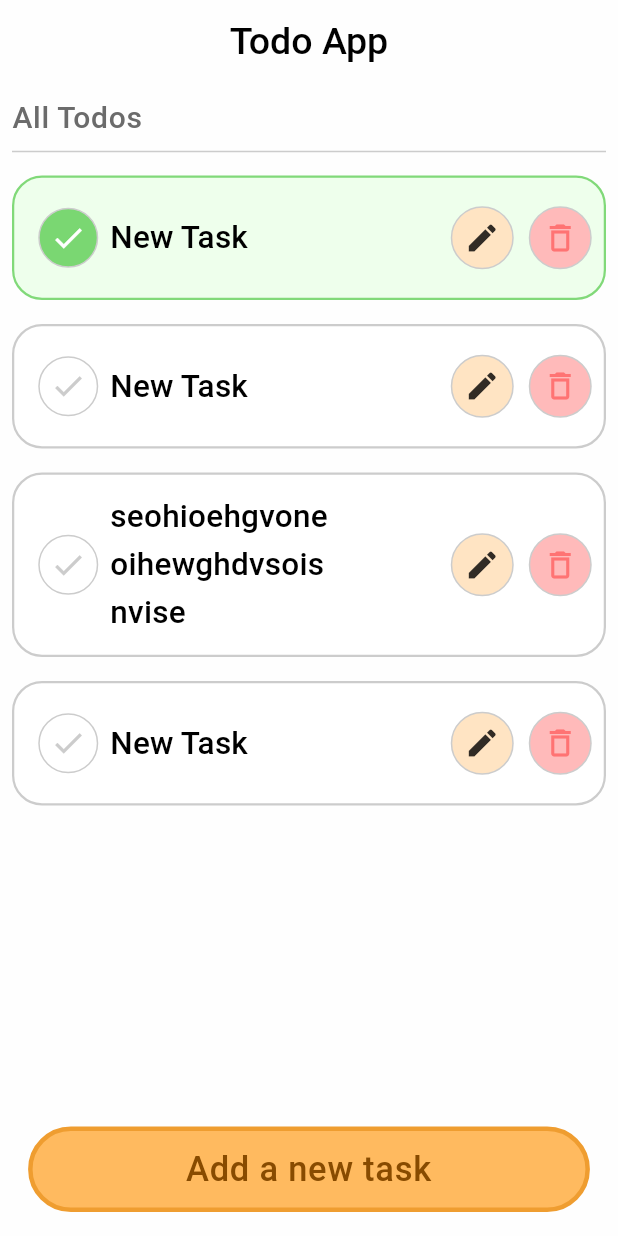
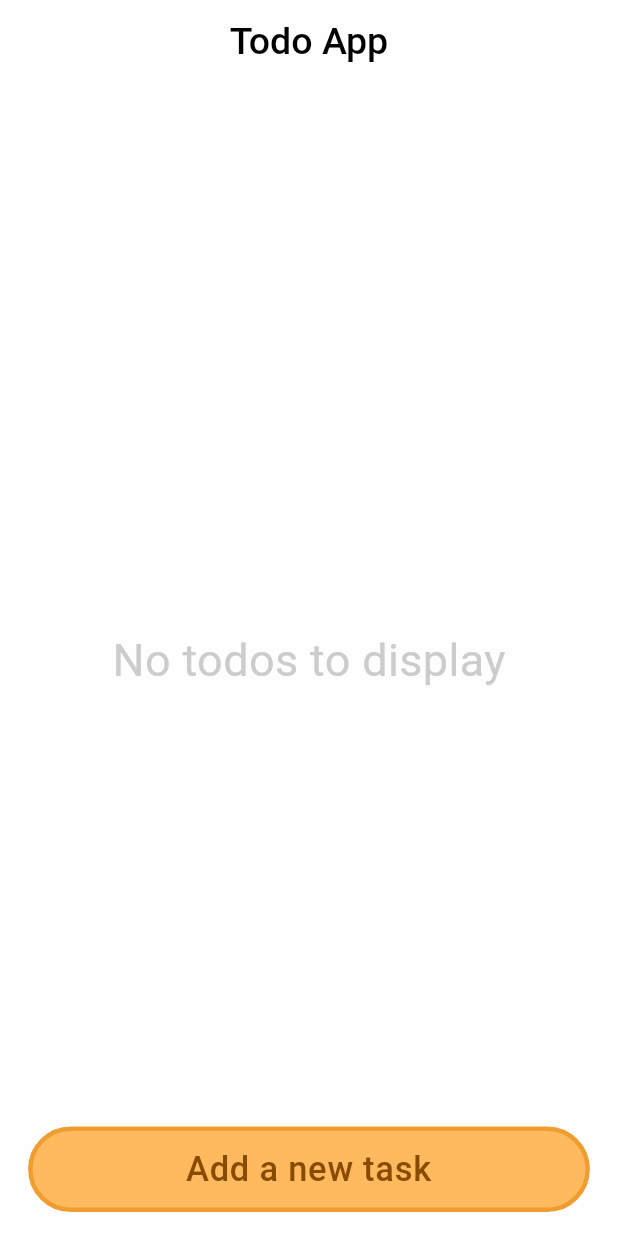
Before and after one commit to Shaswat21/PRODIGY_AD_02, a Flutter app: the screen it shows after launch, on a phone screen of 412 x 824 dp. Run offline on Flutter 3.47's test engine with Material 3 defaults, Android fonts, the phone set to English and light mode, and no system bars; our stand-ins replace hexcolor, hive, hive_flutter; accounts and stored records are empty; statements that could not run were skipped.

```diff
--- a/lib/dashboard.dart
+++ b/lib/dashboard.dart
@@ -1,6 +1,8 @@
 import 'package:flutter/material.dart';
 import 'package:intl/intl.dart';
-import 'package:todo_app/models/todo_model.dart';
+import 'package:todo_app/helper/Todos.dart';
+import 'package:todo_app/helper/todo_model.dart';
+import 'package:todo_app/main.dart';
 import 'package:todo_app/widgets/button.dart';
 import 'package:todo_app/widgets/checkbox.dart';
 
@@ -14,13 +16,18 @@ class Dashboard extends StatefulWidget {
 class _DashboardState extends State<Dashboard> {
   final TextEditingController taskNameController = TextEditingController();
   final TextEditingController dueDateController = TextEditingController();
-  List<Todo> todos = [
-    Todo(isCompleted: true, task: 'New Task', dueDate: '21-May-24'),
-    Todo(isCompleted: false, task: 'New Task', dueDate: '23-May-24'),
-    Todo(isCompleted: false, task: 'seohioehgvoneoihewghdvsoisnvise', dueDate: '23-May-24'),
-    Todo(isCompleted: false, task: 'New Task', dueDate: '05-May-24'),
-  ];
+  List<Todo> todos = [];
   List<Todo> todayTodo = [];
+
+  @override
+  void initState() {
+    super.initState();
+    initialize();
+  }
+
+  Future<void> initialize() async {
+    todos = Todos.getTodos();
+  }
 
   @override
   Widget build(BuildContext context) {
@@ -54,6 +61,8 @@ class _DashboardState extends State<Dashboard> {
                           task: taskNameController.text,
                           dueDate: dueDateController.text));
                     });
+                    box.put('todos', todos);
+                    Todos.write(todos);
                     Navigator.pop(context);
                   }),
             );
@@ -118,7 +127,7 @@ class _DashboardState extends State<Dashboard> {
     );
   }
 
-  Widget buildTodo(List<Todo> todos) {
+  Widget buildTodo(List todos) {
     return Column(
       children: todos.map(
         (todo) {
@@ -137,16 +146,20 @@ class _DashboardState extends State<Dashboard> {
                           : Theme.of(context).dividerColor),
                   borderRadius: BorderRadius.circular(20)),
               child: Padding(
-                padding: const EdgeInsets.symmetric(horizontal: 8.0,vertical: 12),
+                padding:
+                    const EdgeInsets.symmetric(horizontal: 8.0, vertical: 12),
                 child: Row(
                   mainAxisAlignment: MainAxisAlignment.spaceBetween,
                   children: [
                     Row(
                       children: [
                         CustomCheck(
-                          onChanged: (value) => setState(() {
-                            todo.isCompleted = value;
-                          }),
+                          onChanged: (value) {
+                            setState(() {
+                              todo.isCompleted = value;
+                            });
+                            Todos.write(this.todos);
+                          },
                           value: todo.isCompleted,
                         ),
                         SizedBox(
@@ -177,6 +190,7 @@ class _DashboardState extends State<Dashboard> {
                                         todo.task = taskNameController.text;
                                         todo.dueDate = dueDateController.text;
                                       });
+                                      Todos.write(this.todos);
                                       Navigator.pop(context);
                                     }),
                               ),
@@ -202,9 +216,12 @@ class _DashboardState extends State<Dashboard> {
                           width: 10,
                         ),
                         GestureDetector(
-                          onTap: () => setState(() {
-                            this.todos.remove(todo);
-                          }),
+                          onTap: () {
+                            setState(() {
+                              this.todos.remove(todo);
+                            });
+                            Todos.write(this.todos);
+                          },
                           child: Container(
                             decoration: BoxDecoration(
                                 border: Border.all(
--- /dev/null
+++ b/lib/helper/Todos.dart
@@ -0,0 +1,18 @@
+import 'package:todo_app/helper/my_todos.dart';
+import 'package:todo_app/main.dart';
+
+import 'todo_model.dart';
+
+class Todos {
+  static void write(List<Todo> todos) {
+    box.put('todos', MyTodos(todos));
+  }
+
+  static List<Todo> getTodos() {
+    MyTodos t = box.get('todos');
+    if (t.todoItems.isNotEmpty) {
+      return t.todoItems.toList();
+    }
+    return [];
+  }
+}
--- /dev/null
+++ b/lib/helper/my_todos.dart
@@ -0,0 +1,12 @@
+import 'package:hive/hive.dart';
+import 'package:todo_app/helper/todo_model.dart';
+
+part 'my_todos.g.dart';
+
+@HiveType(typeId: 1)
+class MyTodos extends HiveObject {
+  @HiveField(0)
+  List<Todo> todoItems;
+
+  MyTodos(this.todoItems);
+}
--- /dev/null
+++ b/lib/helper/todo_model.dart
@@ -0,0 +1,21 @@
+import 'package:hive/hive.dart';
+
+part 'todo_model.g.dart';
+
+@HiveType(typeId: 0)
+class Todo extends HiveObject {
+  @HiveField(0)
+  bool isCompleted;
+
+  @HiveField(1)
+  String task;
+
+  @HiveField(2)
+  String dueDate;
+
+  Todo({
+    required this.isCompleted,
+    required this.task,
+    required this.dueDate,
+  });
+}
--- a/lib/models/todo_model.dart
+++ /dev/null
@@ -1,7 +0,0 @@
-class Todo{
-  bool isCompleted;
-  String task;
-  String dueDate;
-
-  Todo({required this.isCompleted,required this.task,required this.dueDate});
-}
--- a/pubspec.yaml
+++ b/pubspec.yaml
@@ -37,6 +37,9 @@ dependencies:
   cupertino_icons: ^1.0.6
   hexcolor: ^3.0.1
   intl: ^0.19.0
+  hive: ^2.2.3
+  hive_flutter: ^1.1.0
+  hive_generator: ^2.0.1
 
 dev_dependencies:
   flutter_test:
@@ -48,6 +51,7 @@ dev_dependencies:
   # package. See that file for information about deactivating specific lint
   # rules and activating additional ones.
   flutter_lints: ^3.0.0
+  build_runner: ^2.4.9
 
 # For information on the generic Dart part of this file, see the
 # following page: https://dart.dev/tools/pub/pubspec
```
Also changed, not shown: lib/main.dart (+11 -1 lines), lib/helper/my_todos.g.dart (added), lib/helper/todo_model.g.dart (added), pubspec.lock, 1 other file.
